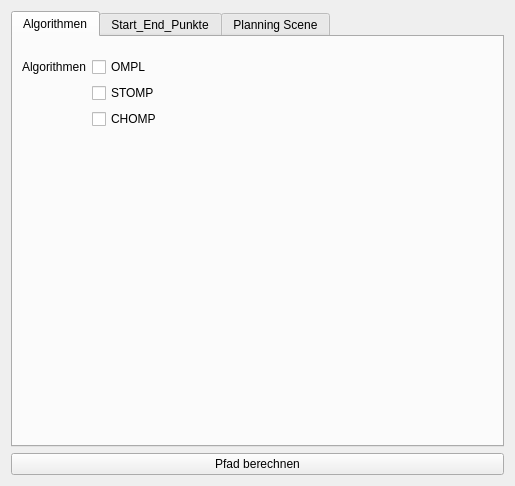
The window that rqt_mypkg/resource/MyPlugin.ui (mounteverset/moveit_path_visualizer) describes before a commit, drawn with Qt 5.
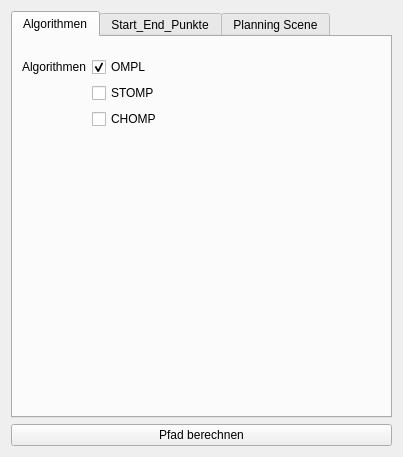
The same window after the commit. The open tabs and pages were chosen to show the change.

Commit message: kleiner fix bei double check box

What changed in the file:
```diff
--- a/rqt_mypkg/resource/MyPlugin.ui
+++ b/rqt_mypkg/resource/MyPlugin.ui
@@ -6,8 +6,8 @@
    <rect>
     <x>0</x>
     <y>0</y>
-    <width>515</width>
-    <height>486</height>
+    <width>403</width>
+    <height>457</height>
    </rect>
   </property>
   <property name="windowTitle">
@@ -28,8 +28,8 @@
         <rect>
          <x>9</x>
          <y>20</y>
-         <width>431</width>
-         <height>83</height>
+         <width>241</width>
+         <height>101</height>
         </rect>
        </property>
        <layout class="QFormLayout" name="formLayout">
@@ -45,6 +45,12 @@
           <property name="text">
            <string>OMPL</string>
           </property>
+          <property name="checkable">
+           <bool>true</bool>
+          </property>
+          <property name="checked">
+           <bool>true</bool>
+          </property>
          </widget>
         </item>
         <item row="1" column="1">
```
Left out of the diff: 20 changed lines with no effect on the pictures.
